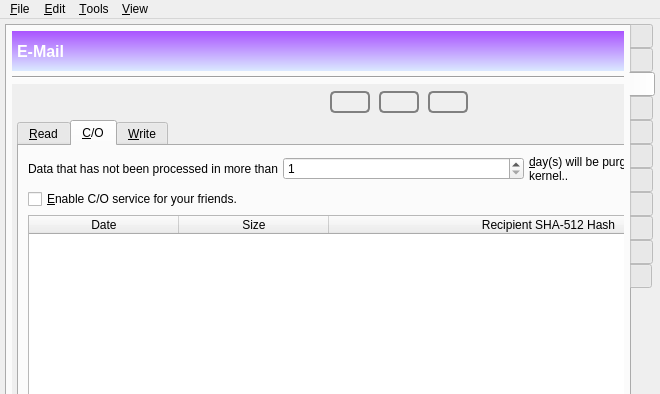
Before: the Qt Designer form branches/trunk/GoldBug-UI/spot-on-controlcenter.ui in textbrowser/spot-on, drawn with Qt 5; both pictures show x 0 to 660 and y 0 to 394 of the 660 by 949 pixel window.
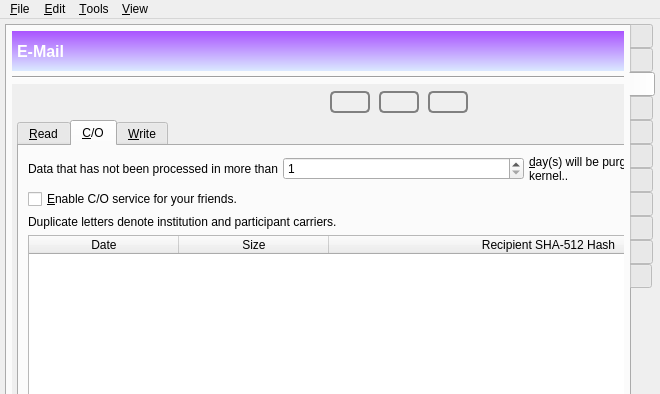
After: the same form once the commit is applied. The open tabs and pages were chosen to show the change. Icons and pictures are not drawn. Custom widgets are drawn as their Qt base class.

Patch:
```diff
--- a/branches/trunk/GoldBug-UI/spot-on-controlcenter.ui
+++ b/branches/trunk/GoldBug-UI/spot-on-controlcenter.ui
@@ -1897,6 +1897,13 @@
                   </item>
                  </layout>
                 </item>
+                <item>
+                 <widget class="QLabel" name="label_137">
+                  <property name="text">
+                   <string>Duplicate letters denote institution and participant carriers.</string>
+                  </property>
+                 </widget>
+                </item>
                 <item>
                  <widget class="QTableWidget" name="postoffice">
                   <property name="alternatingRowColors">
```
